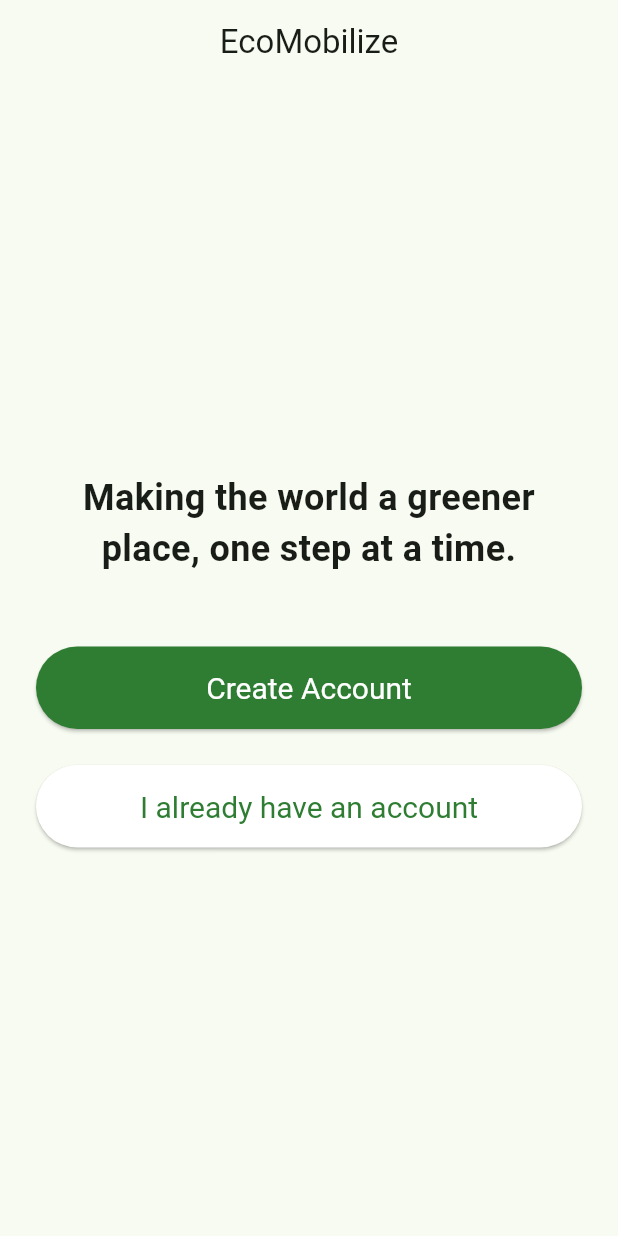
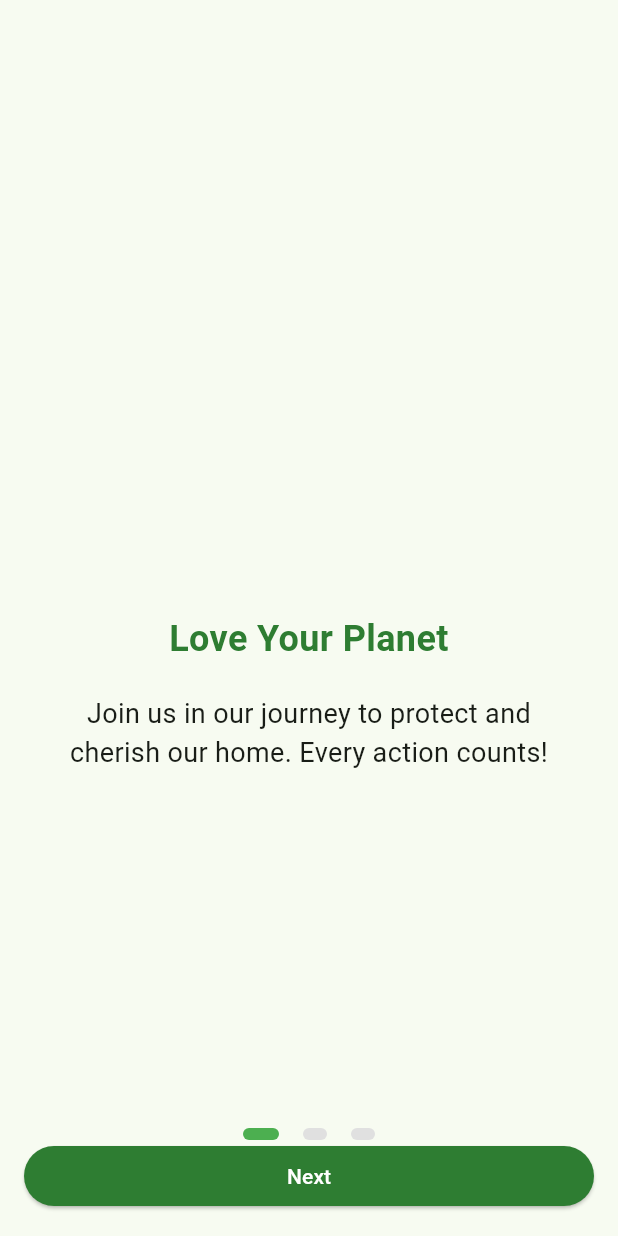
Before and after one commit to GoncaloMatias1/ES_Project2, a Flutter app: the screen it shows after launch, on a phone screen of 412 x 824 dp. Run offline on Flutter 3.47's test engine with Material 3 defaults, Android fonts, the phone set to English and light mode, and no system bars; our stand-ins replace firebase_auth, firebase_core, shared_preferences; accounts and stored records are empty.

```diff
--- a/es_application_1/lib/main.dart
+++ b/es_application_1/lib/main.dart
@@ -1,8 +1,7 @@
 import 'package:flutter/material.dart';
 import 'package:firebase_core/firebase_core.dart';
 import 'package:shared_preferences/shared_preferences.dart';
-import 'package:firebase_auth/firebase_auth.dart';
-
+import 'onboarding_screen.dart';
 import 'welcome_screen.dart';
 import 'main_page.dart';
 
@@ -14,19 +13,6 @@ void main() async {
   final SharedPreferences prefs = await SharedPreferences.getInstance();
   final String? storedEmail = prefs.getString('email');
   final String? storedPassword = prefs.getString('password');
-
-  if (storedEmail != null && storedPassword != null) {
-    try {
-      // Attempt to sign in with stored credentials
-      await FirebaseAuth.instance.signInWithEmailAndPassword(
-        email: storedEmail,
-        password: storedPassword,
-      );
-    } catch (e) {
-      // Handle any errors during auto-login attempt
-      print('Auto-login failed: $e');
-    }
-  }
 
   runApp(MyApp(storedEmail: storedEmail, storedPassword: storedPassword));
 }
@@ -41,6 +27,29 @@ class MyApp extends StatelessWidget {
   Widget build(BuildContext context) {
     final isLoggedIn = storedEmail != null && storedPassword != null;
 
+    Widget _initialScreen;
+    if (isLoggedIn) {
+      _initialScreen = MainPage();
+    } else {
+      final seenOnboarding = SharedPreferences.getInstance()
+          .then((prefs) => prefs.getBool('seenOnboarding') ?? false);
+
+      _initialScreen = FutureBuilder<bool>(
+        future: seenOnboarding,
+        builder: (context, snapshot) {
+          if (snapshot.connectionState == ConnectionState.done) {
+            if (snapshot.data == false) {
+              return OnboardingScreen();
+            } else {
+              return WelcomeScreen();
+            }
+          } else {
+            return CircularProgressIndicator();
+          }
+        },
+      );
+    }
+
     return MaterialApp(
       title: 'EcoMobilize',
       theme: ThemeData(
@@ -50,8 +59,7 @@ class MyApp extends StatelessWidget {
         ),
         useMaterial3: true,
       ),
-      // Navigate based on login state
-      home: isLoggedIn ? MainPage() : const WelcomeScreen(),
+      home: _initialScreen,
     );
   }
 }
--- /dev/null
+++ b/es_application_1/lib/onboarding_screen.dart
@@ -0,0 +1,141 @@
+import 'package:flutter/material.dart';
+import 'package:shared_preferences/shared_preferences.dart';
+import 'welcome_screen.dart';
+
+class OnboardingScreen extends StatefulWidget {
+  @override
+  _OnboardingScreenState createState() => _OnboardingScreenState();
+}
+
+class _OnboardingScreenState extends State<OnboardingScreen> {
+  final PageController _pageController = PageController(initialPage: 0);
+  int _currentPage = 0;
+
+  List<Widget> _buildPageIndicator() {
+    List<Widget> list = [];
+    for (int i = 0; i < 3; i++) {
+      list.add(i == _currentPage ? _indicator(true) : _indicator(false));
+    }
+    return list;
+  }
+
+  Widget _indicator(bool isActive) {
+    return AnimatedContainer(
+      duration: Duration(milliseconds: 150),
+      margin: EdgeInsets.symmetric(horizontal: 8.0),
+      height: 8.0,
+      width: isActive ? 24.0 : 16.0,
+      decoration: BoxDecoration(
+        color: isActive ? Colors.green : Colors.grey[300],
+        borderRadius: BorderRadius.all(Radius.circular(12)),
+      ),
+    );
+  }
+
+  Future<void> _setOnboardingComplete() async {
+    final prefs = await SharedPreferences.getInstance();
+    await prefs.setBool('seenOnboarding', true);
+  }
+
+  @override
+  Widget build(BuildContext context) {
+    return Scaffold(
+      appBar: AppBar(
+        backgroundColor: Colors.transparent,
+        elevation: 0,
+      ),
+      body: Padding(
+        padding: const EdgeInsets.all(16.0),
+        child: Column(
+          crossAxisAlignment: CrossAxisAlignment.stretch,
+          children: <Widget>[
+            Expanded(
+              child: PageView(
+                controller: _pageController,
+                onPageChanged: (int page) {
+                  setState(() {
+                    _currentPage = page;
+                  });
+                },
+                children: <Widget>[
+                  _createPage(
+                    title: "Love Your Planet",
+                    description: "Join us in our journey to protect and cherish our home. Every action counts!",
+                  ),
+                  _createPage(
+                    title: "Recycle & Reuse",
+                    description: "Learn to make the most of resources and reduce waste. Recycling is a key step towards a sustainable future.",
+                  ),
+                  _createPage(
+                    title: "Green Commuting",
+                    description: "Transform your travel by choosing eco-friendly options. Ride a bike, walk, or take public transport for a cleaner world.",
+                  ),
+                ],
+              ),
+            ),
+            Row(
+              mainAxisAlignment: MainAxisAlignment.center,
+              children: _buildPageIndicator(),
+            ),
+            _currentPage != 2
+                ? ElevatedButton(
+              onPressed: () {
+                _pageController.nextPage(
+                  duration: Duration(milliseconds: 400),
+                  curve: Curves.linear,
+                );
+              },
+              child: Text('Next'),
+              style: ElevatedButton.styleFrom(
+                backgroundColor: Colors.green[800],
+                foregroundColor: Colors.white,
+              ),
+            )
+                : ElevatedButton(
+              onPressed: () async {
+                await _setOnboardingComplete();
+                Navigator.of(context).pushReplacement(
+                  MaterialPageRoute(builder: (_) => WelcomeScreen()),
+                );
+              },
+              child: Text('Get Started'),
+              style: ElevatedButton.styleFrom(
+                backgroundColor: Colors.green[800],
+                foregroundColor: Colors.white,
+              ),
+            ),
+          ],
+        ),
+      ),
+    );
+  }
+
+  Widget _createPage({required String title, required String description}) {
+    return Container(
+      padding: EdgeInsets.all(24),
+      child: Column(
+        mainAxisAlignment: MainAxisAlignment.center,
+        children: <Widget>[
+          // Aqui podemos adicionar imagenss
+          // Image.asset('assets/earth.png'),
+          SizedBox(height: 100.0),
+          Text(
+            title,
+            textAlign: TextAlign.center,
+            style: TextStyle(
+              fontSize: 24.0,
+              fontWeight: FontWeight.bold,
+              color: Colors.green[800],
+            ),
+          ),
+          SizedBox(height: 20.0),
+          Text(
+            description,
+            textAlign: TextAlign.center,
+            style: TextStyle(fontSize: 18.0),
+          ),
+        ],
+      ),
+    );
+  }
+}
```
